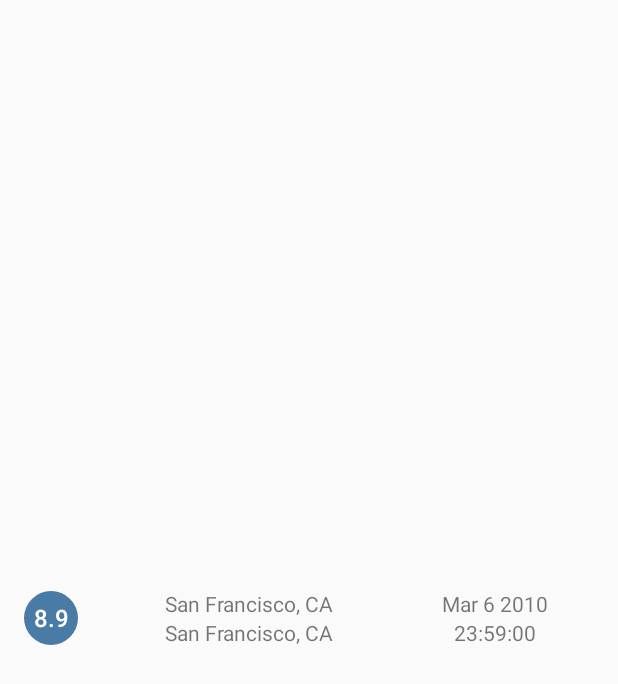
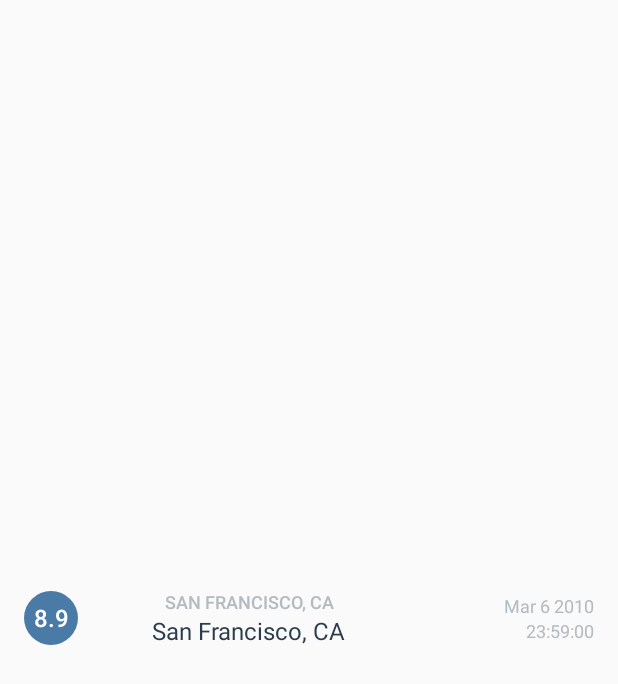
Before and after one commit to jozseflehocz/ud843-QuakeReport, an Android app: the layout earhtquake_list_item.xml on its own in the app's theme, with its tools: preview values and no code run, on a phone screen of 412 x 824 dp. Shown: the top 684 px of the screen. Run offline under Robolectric (Android 15) with nearby library versions, the phone set to English and light mode, and no system bars.

Commit message:
+Visual polish

```diff
--- a/app/src/main/java/com/example/android/quakereport/EarthquakeAdapter.java
+++ b/app/src/main/java/com/example/android/quakereport/EarthquakeAdapter.java
@@ -134,8 +134,8 @@ public class EarthquakeAdapter extends ArrayAdapter<Earthquake> {
         location=currentEarthQuake.getLocation();
         locationOffset="Near by";
         if (location.contains(",")){
-            locationParts=location.split(",");
-            locationOffset=locationParts[0];
+            locationParts=location.split("of");
+            locationOffset=locationParts[0]+" of";
             primarylocation=locationParts[1];
         }
 
--- a/app/src/main/res/layout/earhtquake_list_item.xml
+++ b/app/src/main/res/layout/earhtquake_list_item.xml
@@ -29,15 +29,22 @@
         <TextView
             android:id="@+id/location_offset"
             android:layout_width="wrap_content"
-            android:layout_height="0dp"
-            android:layout_weight="1"
-            android:text="TextView"
+            android:layout_height="wrap_content"
+            android:ellipsize="end"
+            android:fontFamily="sans-serif-medium"
+            android:maxLines="1"
+            android:textAllCaps="true"
+            android:textColor="@color/textColorEarthquakeDetails"
+            android:textSize="12sp"
             tools:text="San Francisco, CA" />
         <TextView
             android:id="@+id/primary_location"
             android:layout_width="wrap_content"
-            android:layout_height="0dp"
-            android:layout_weight="1"
+            android:layout_height="wrap_content"
+            android:ellipsize="end"
+            android:maxLines="2"
+            android:textColor="@color/textColorEarthquakeLocation"
+            android:textSize="16sp"
             android:text="TextView"
             tools:text="San Francisco, CA" />
 
@@ -53,17 +60,19 @@
         <TextView
             android:id="@+id/date"
             android:layout_width="wrap_content"
-            android:layout_height="0dp"
-            android:layout_weight="1"
-            android:text="TextView"
+            android:layout_height="wrap_content"
+            android:layout_gravity="end"
+            android:textColor="@color/textColorEarthquakeDetails"
+            android:textSize="12sp"
             tools:text="Mar 6 2010" />
 
         <TextView
             android:id="@+id/time"
             android:layout_width="wrap_content"
-            android:layout_height="0dp"
-            android:layout_weight="1"
-            android:text="TextView"
+            android:layout_height="wrap_content"
+            android:layout_gravity="end"
+            android:textColor="@color/textColorEarthquakeDetails"
+            android:textSize="12sp"
             tools:text="23:59:00" />
     </LinearLayout>
 </LinearLayout>
--- a/app/src/main/res/layout/earthquake_activity.xml
+++ b/app/src/main/res/layout/earthquake_activity.xml
@@ -18,4 +18,6 @@
     android:id="@+id/list"
     android:orientation="vertical"
     android:layout_width="match_parent"
-    android:layout_height="match_parent"/>
+    android:layout_height="match_parent"
+    android:divider="@null"
+    android:dividerHeight="0dp"/>
--- a/app/src/main/res/values/colors.xml
+++ b/app/src/main/res/values/colors.xml
@@ -52,4 +52,10 @@
 
     <!-- Magnitude circle color for an earthquake with magnitude over 10 -->
     <color name="magnitude10plus">#C03823</color>
+
+    <!-- Text color for the details of the earthquake in the list item -->
+    <color name="textColorEarthquakeDetails">#B4BAC0</color>
+
+    <!-- Text color for the primary location of the earthquake in the list item -->
+    <color name="textColorEarthquakeLocation">#2B3D4D</color>
 </resources>
```
